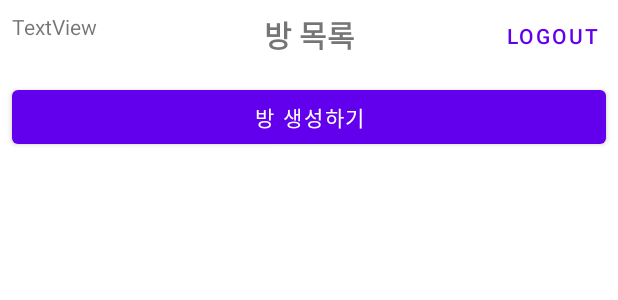
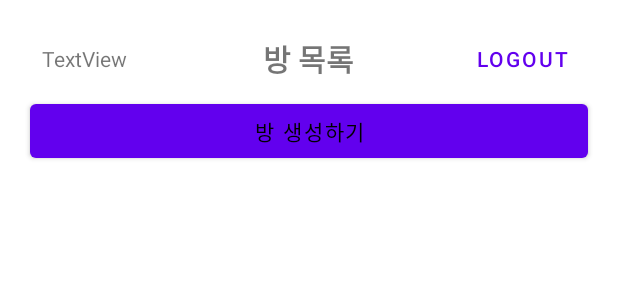
Before and after one commit to devyuseon/da-vinci-code-android, an Android app: the layout activity_room_list.xml on its own in the app's theme, with its tools: preview values and no code run, on a phone screen of 412 x 824 dp. Shown: the top 300 px of the screen. Run offline under Robolectric (Android 15) with nearby library versions, the phone set to English and light mode, and no system bars.

Commit message:
Design: 다이얼로그 및 액티비티 디자인 개선

```diff
--- a/app/src/main/java/com/hsu/davincicode/RoomListActivity.java
+++ b/app/src/main/java/com/hsu/davincicode/RoomListActivity.java
@@ -75,7 +75,6 @@ public class RoomListActivity extends AppCompatActivity {
 
         AlertDialog.Builder builder = new AlertDialog.Builder(this)
                 .setView(dialogView)
-                .setTitle("방 생성하기")
                 .setCancelable(false);
 
         AlertDialog alertDialog = builder.create();
--- a/app/src/main/res/layout/activity_room_list.xml
+++ b/app/src/main/res/layout/activity_room_list.xml
@@ -1,64 +1,72 @@
 <?xml version="1.0" encoding="utf-8"?>
-<androidx.constraintlayout.widget.ConstraintLayout xmlns:android="http://schemas.android.com/apk/res/android"
+<LinearLayout xmlns:android="http://schemas.android.com/apk/res/android"
     xmlns:app="http://schemas.android.com/apk/res-auto"
     xmlns:tools="http://schemas.android.com/tools"
     android:layout_width="match_parent"
     android:layout_height="match_parent"
+    android:layout_margin="10dp"
+    android:orientation="vertical"
     tools:context=".RoomListActivity">
+
+    <RelativeLayout
+        android:layout_width="match_parent"
+        android:layout_height="wrap_content"
+        android:layout_marginStart="10dp"
+        android:layout_marginTop="5dp"
+        android:layout_marginEnd="10dp"
+        android:layout_marginBottom="0dp">
+
+        <TextView
+            android:id="@+id/tv_cur_user"
+            android:layout_width="wrap_content"
+            android:layout_height="wrap_content"
+            android:layout_alignParentLeft="true"
+            android:layout_centerVertical="true"
+            android:layout_marginStart="8dp"
+            android:layout_marginTop="8dp"
+            android:text="TextView"
+            android:textAlignment="center" />
 
         <TextView
             android:id="@+id/tv_act_title"
             android:layout_width="wrap_content"
             android:layout_height="wrap_content"
+            android:layout_centerInParent="true"
             android:layout_marginTop="8dp"
             android:text="방 목록"
+            android:textAlignment="center"
             android:textSize="20sp"
-        android:textStyle="bold"
-        app:layout_constraintEnd_toEndOf="parent"
-        app:layout_constraintStart_toStartOf="parent"
-        app:layout_constraintTop_toTopOf="parent" />
-
-    <androidx.recyclerview.widget.RecyclerView
-        android:id="@+id/recyclerView_roomList"
-        android:layout_width="0dp"
-        android:layout_height="0dp"
-        android:layout_marginStart="8dp"
-        android:layout_marginEnd="8dp"
-        app:layout_constraintBottom_toBottomOf="parent"
-        app:layout_constraintEnd_toEndOf="parent"
-        app:layout_constraintHorizontal_bias="0.0"
-        app:layout_constraintStart_toStartOf="parent"
-        app:layout_constraintTop_toBottomOf="@+id/btn_roomlist_create_room" />
-
-    <TextView
-        android:id="@+id/tv_cur_user"
-        android:layout_width="wrap_content"
-        android:layout_height="wrap_content"
-        android:layout_marginStart="8dp"
-        android:layout_marginTop="8dp"
-        android:text="TextView"
-        app:layout_constraintStart_toStartOf="parent"
-        app:layout_constraintTop_toTopOf="parent" />
+            android:textStyle="bold" />
 
         <Button
             android:id="@+id/btn_roomlist_logout"
             style="?android:attr/buttonBarButtonStyle"
             android:layout_width="wrap_content"
             android:layout_height="wrap_content"
-        android:text="logout"
-        app:layout_constraintEnd_toEndOf="parent"
-        app:layout_constraintTop_toTopOf="parent" />
+            android:layout_alignParentEnd="true"
+            android:paddingLeft="0dp"
+            android:paddingTop="0dp"
+            android:paddingRight="0dp"
+            android:paddingBottom="0dp"
+            android:text="logout" />
+    </RelativeLayout>
 
     <Button
         android:id="@+id/btn_roomlist_create_room"
         android:layout_width="match_parent"
         android:layout_height="wrap_content"
-        android:layout_marginStart="8dp"
-        android:layout_marginTop="16dp"
-        android:layout_marginEnd="8dp"
+        android:layout_marginStart="10dp"
+        android:layout_marginEnd="10dp"
         android:text="방 생성하기"
-        app:layout_constraintEnd_toEndOf="parent"
-        app:layout_constraintStart_toStartOf="parent"
-        app:layout_constraintTop_toBottomOf="@+id/tv_act_title" />
+        android:textColor="#000000"
+        app:rippleColor="#8975AE" />
 
-</androidx.constraintlayout.widget.ConstraintLayout>
+    <androidx.recyclerview.widget.RecyclerView
+        android:id="@+id/recyclerView_roomList"
+        android:layout_width="match_parent"
+        android:layout_height="match_parent"
+        android:layout_marginStart="16dp"
+        android:layout_marginTop="10dp"
+        android:layout_marginEnd="16dp" />
+
+</LinearLayout>
--- a/app/src/main/res/layout/item_roomlist.xml
+++ b/app/src/main/res/layout/item_roomlist.xml
@@ -20,9 +20,12 @@
 
     <Button
         android:id="@+id/btn_request_room_enterance"
+        style="?android:attr/buttonBarButtonStyle"
         android:layout_width="wrap_content"
         android:layout_height="wrap_content"
         android:layout_weight="1"
-        android:text="참가" />
+        android:text="참가"
+        android:textAlignment="viewEnd"
+        android:textSize="14sp" />
 
 </LinearLayout>
```
Also changed, not shown: app/src/main/java/com/hsu/davincicode/RoomListAdapter.java (+4 -3 lines), app/src/main/res/layout/dialog_create_room.xml (+25 -7 lines), app/src/main/res/layout/dialog_input_passwd.xml (added, +32 -0 lines). Lines whose indentation alone changed are shown as unchanged.
